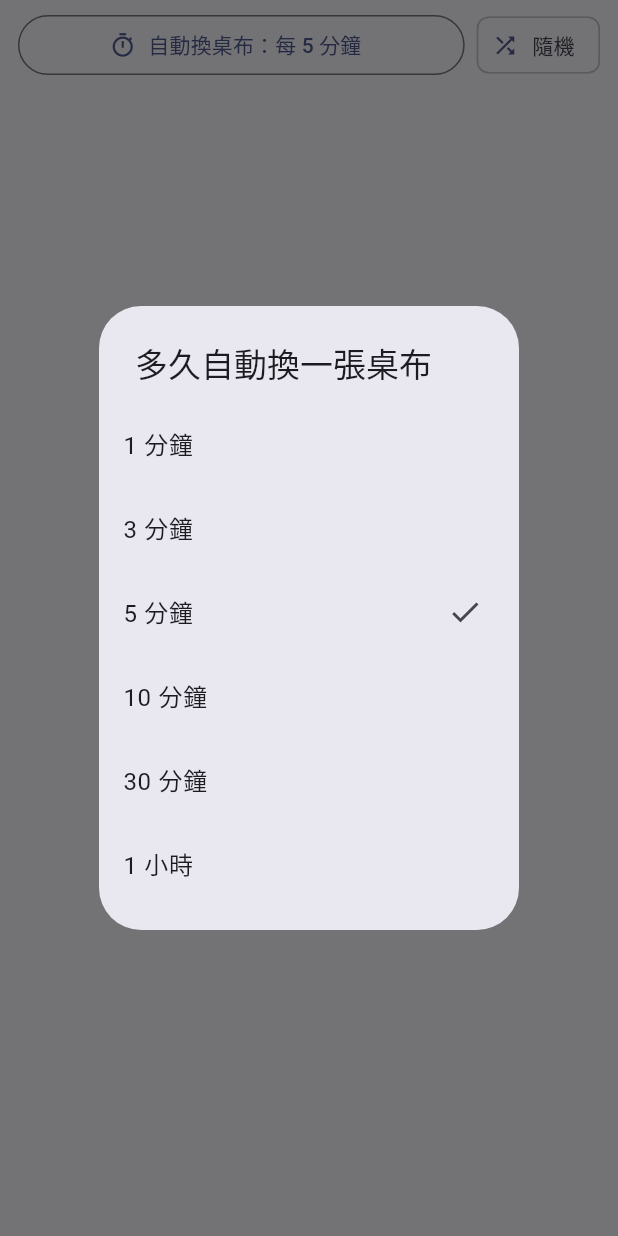
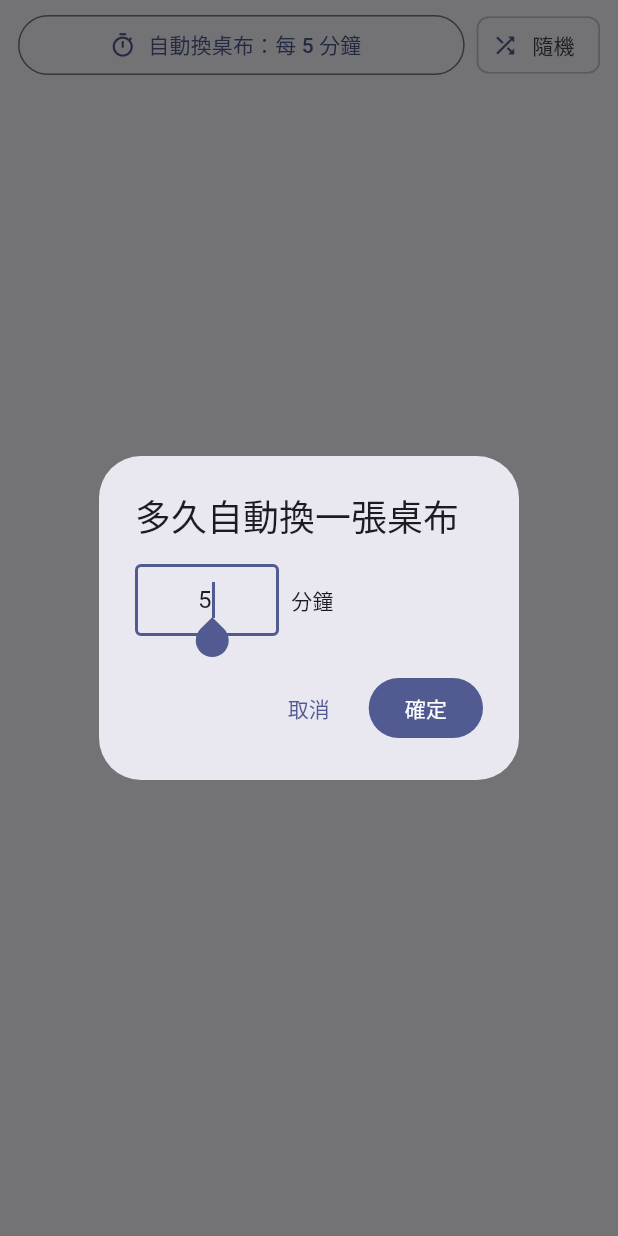
Before and after one commit to TTTAS/image_checking, a Flutter app: the _ControlBar widget shown alone on an empty page, opened directly, after a tap on an icon or button, on a phone screen of 412 x 824 dp. Run offline on Flutter 3.47's test engine with Material 3 defaults, Android fonts, the phone set to English and light mode, and no system bars; our stand-ins replace share_plus, shared_preferences, video_player; missing offline and left inert: photo_manager, photo_manager_image_provider, pro_image_editor; accounts and stored records are empty.

Commit message:
Let users type the auto-switch interval in a number field
Replaced the fixed 1/3/5/10/30/60 interval picker with a text input
(minutes) so any value can be entered; clamped to 1..10080.

Co-Authored-By: Claude Opus 4.8 <noreply@anthropic.com>
Claude-Session: https://claude.ai/code/session_019Ebv8sJQEe88uD3zcFco6v

```diff
--- a/flutter_src/lib/src/wallpaper_page.dart
+++ b/flutter_src/lib/src/wallpaper_page.dart
@@ -576,32 +576,54 @@ class _ActionBar extends StatelessWidget {
 class _ControlBar extends StatelessWidget {
   const _ControlBar();
 
-  static const _options = [1, 3, 5, 10, 30, 60];
-
   static String intervalLabel(int m) {
     if (m >= 60 && m % 60 == 0) return '${m ~/ 60} 小時';
     return '$m 分鐘';
   }
 
   Future<void> _pick(BuildContext context, WallpaperSettings s) async {
+    final controller =
+        TextEditingController(text: s.intervalMinutes.toString());
     final chosen = await showDialog<int>(
       context: context,
-      builder: (ctx) => SimpleDialog(
-        title: const Text('多久自動換一張桌布'),
-        children: [
-          for (final m in _options)
-            ListTile(
-              title: Text(intervalLabel(m)),
-              trailing:
-                  s.intervalMinutes == m ? const Icon(Icons.check) : null,
-              onTap: () => Navigator.pop(ctx, m),
-            ),
-        ],
-      ),
+      builder: (ctx) {
+        void submit() =>
+            Navigator.pop(ctx, int.tryParse(controller.text.trim()));
+        return AlertDialog(
+          title: const Text('多久自動換一張桌布'),
+          content: Row(
+            mainAxisSize: MainAxisSize.min,
+            children: [
+              SizedBox(
+                width: 96,
+                child: TextField(
+                  controller: controller,
+                  autofocus: true,
+                  keyboardType: TextInputType.number,
+                  inputFormatters: [FilteringTextInputFormatter.digitsOnly],
+                  textAlign: TextAlign.center,
+                  decoration: const InputDecoration(
+                    isDense: true,
+                    border: OutlineInputBorder(),
+                  ),
+                  onSubmitted: (_) => submit(),
+                ),
+              ),
+              const SizedBox(width: 8),
+              const Text('分鐘'),
+            ],
+          ),
+          actions: [
+            TextButton(
+                onPressed: () => Navigator.pop(ctx), child: const Text('取消')),
+            FilledButton(onPressed: submit, child: const Text('確定')),
+          ],
+        );
+      },
     );
-    if (chosen != null) {
+    if (chosen != null && chosen > 0) {
       await WallpaperPlaylist.updateSettings(
-          s.copyWith(intervalMinutes: chosen));
+          s.copyWith(intervalMinutes: chosen.clamp(1, 10080)));
     }
   }
 
```
